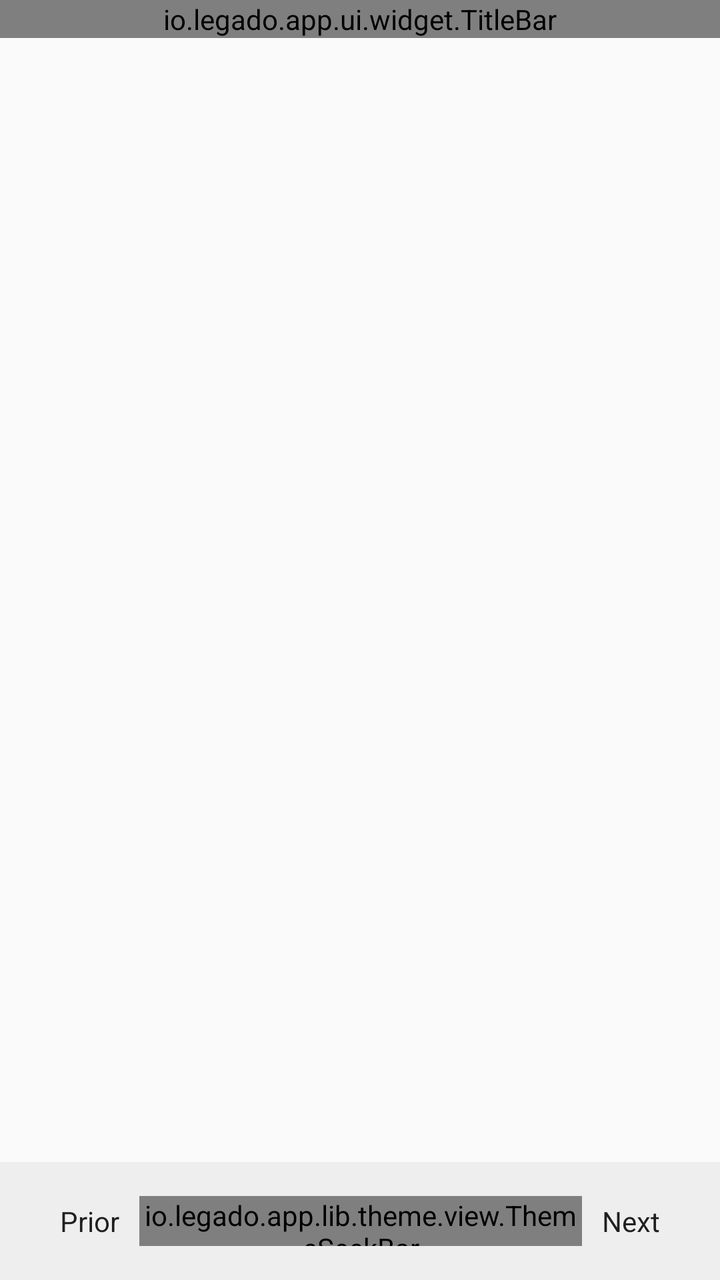
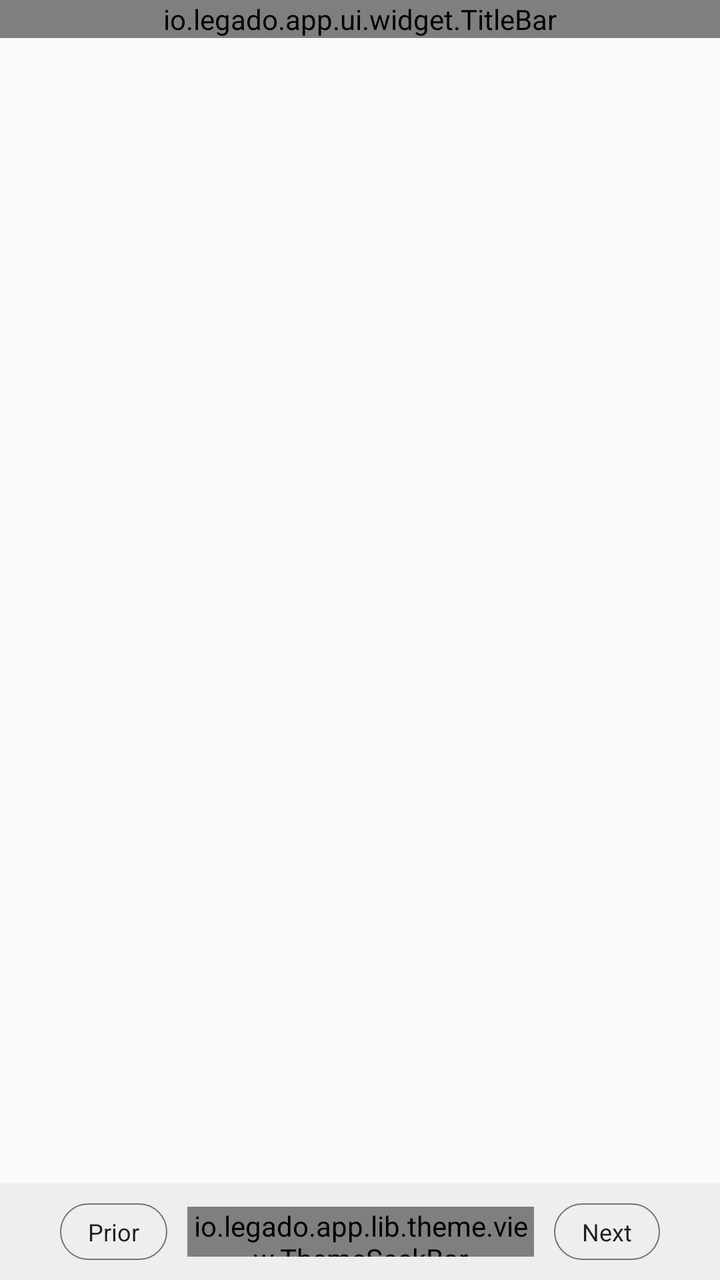

Two renders of the same Android screen: before a commit and after it. Below are the layout's source before the change and the commit's diff.
<!-- AndroidManifest.xml: application theme AppTheme.Light -->
<!-- res/layout/view_manga_menu.xml -->
<?xml version="1.0" encoding="utf-8"?>
<androidx.constraintlayout.widget.ConstraintLayout xmlns:android="http://schemas.android.com/apk/res/android"
    xmlns:app="http://schemas.android.com/apk/res-auto"
    xmlns:tools="http://schemas.android.com/tools"
    android:id="@+id/vw_menu_root"
    android:layout_width="match_parent"
    android:layout_height="match_parent"
    android:orientation="vertical">

    <View
        android:id="@+id/vw_menu_bg"
        android:layout_width="match_parent"
        android:layout_height="match_parent"
        android:contentDescription="@string/content"
        tools:layout_editor_absoluteX="0dp"
        tools:layout_editor_absoluteY="0dp" />

    <io.legado.app.ui.widget.TitleBar
        android:id="@+id/title_bar"
        android:layout_width="match_parent"
        android:layout_height="wrap_content"
        android:theme="?attr/actionBarStyle"
        app:layout_constraintTop_toTopOf="parent">

        <androidx.constraintlayout.widget.ConstraintLayout
            android:id="@+id/title_bar_addition"
            android:layout_width="match_parent"
            android:layout_height="wrap_content">

            <TextView
                android:id="@+id/tv_chapter_name"
                android:layout_width="0dp"
                android:layout_height="wrap_content"
                android:paddingLeft="10dp"
                android:paddingRight="10dp"
                android:singleLine="true"
                android:visibility="gone"
                app:layout_constraintLeft_toLeftOf="parent"
                app:layout_constraintRight_toLeftOf="@+id/tv_source_action"
                app:layout_constraintTop_toTopOf="parent"
                tools:visibility="visible" />

            <TextView
                android:id="@+id/tv_chapter_url"
                android:layout_width="0dp"
                android:layout_height="wrap_content"
                android:paddingLeft="10dp"
                android:paddingRight="10dp"
                android:singleLine="true"
                android:visibility="gone"
                app:layout_constraintLeft_toLeftOf="parent"
                app:layout_constraintRight_toLeftOf="@+id/tv_source_action"
                app:layout_constraintTop_toBottomOf="@+id/tv_chapter_name"
                tools:visibility="visible" />

            <io.legado.app.ui.widget.text.AccentBgTextView
                android:id="@+id/tv_source_action"
                android:layout_width="wrap_content"
                android:layout_height="0dp"
                android:layout_margin="1dp"
                android:gravity="center"
                android:maxWidth="120dp"
                android:paddingLeft="6dp"
                android:paddingRight="6dp"
                android:text="@string/book_source"
                app:layout_constraintBottom_toBottomOf="@+id/tv_chapter_url"
                app:layout_constraintRight_toRightOf="parent"
                app:layout_constraintTop_toTopOf="parent"
                app:radius="2dp"
                tools:visibility="visible" />

        </androidx.constraintlayout.widget.ConstraintLayout>

    </io.legado.app.ui.widget.TitleBar>

    <LinearLayout
        android:id="@+id/bottom_menu"
        android:layout_width="match_parent"
        android:layout_height="wrap_content"
        android:background="@color/background_menu"
        android:importantForAccessibility="no"
        android:orientation="vertical"
        app:layout_constraintBottom_toBottomOf="parent">

        <LinearLayout
            android:layout_width="match_parent"
            android:layout_height="wrap_content"
            android:layout_marginLeft="20dp"
            android:layout_marginTop="10dp"
            android:layout_marginRight="20dp"
            android:layout_marginBottom="10dp"
            android:importantForAccessibility="no"
            android:orientation="horizontal">

            <TextView
                android:id="@+id/tv_pre"
                android:layout_width="wrap_content"
                android:layout_height="wrap_content"
                android:layout_marginStart="10dp"
                android:layout_marginEnd="10dp"
                android:background="?android:attr/selectableItemBackgroundBorderless"
                android:paddingTop="10dp"
                android:paddingBottom="10dp"
                android:text="@string/previous_chapter"
                android:textColor="@color/primaryText"
                android:textSize="14sp"
                tools:ignore="TouchTargetSizeCheck" />

            <io.legado.app.lib.theme.view.ThemeSeekBar
                android:id="@+id/seek_read_page"
                android:layout_width="0dp"
                android:layout_height="25dp"
                android:layout_gravity="center_vertical"
                android:layout_weight="1" />

            <TextView
                android:id="@+id/tv_next"
                android:layout_width="wrap_content"
                android:layout_height="wrap_content"
                android:layout_marginStart="10dp"
                android:layout_marginEnd="10dp"
                android:background="?android:attr/selectableItemBackgroundBorderless"
                android:paddingTop="10dp"
                android:paddingBottom="10dp"
                android:text="@string/next_chapter"
                android:textColor="@color/primaryText"
                android:textSize="14sp"
                tools:ignore="TouchTargetSizeCheck" />
        </LinearLayout>
    </LinearLayout>

</androidx.constraintlayout.widget.ConstraintLayout>
<!-- resources referenced by this layout -->
<resources>
  <color name="background_menu">@color/md_grey_200</color>
  <color name="primaryText">#de000000</color>
  <string name="book_source">Book sources</string>
  <string name="content">Content</string>
  <string name="next_chapter">Next</string>
  <string name="previous_chapter">Prior</string>
  <style name="AppTheme.Light" parent="Base.AppTheme">
          <item name="actionBarStyle">@style/AppTheme.AppBarOverlay.Light</item>
      </style>
  <color name="md_grey_200">#EEEEEE</color>
  <style name="Base.AppTheme" parent="Theme.AppCompat.DayNight.NoActionBar">
          <item name="colorPrimary">@color/primary</item>
          <item name="colorPrimaryDark">@color/primaryDark</item>
          <item name="colorAccent">@color/accent</item>
          <item name="actionOverflowMenuStyle">@style/Style.PopupMenu</item>
          <item name="android:itemTextAppearance">@style/Style.MenuItemText</item>
          <item name="android:popupMenuStyle">@style/Style.PopupMenu</item>
          <item name="android:statusBarColor">@color/transparent</item>
          <item name="android:windowDrawsSystemBarBackgrounds">true</item>
      </style>
  <color name="primary">@color/md_light_blue_600</color>
  <color name="primaryDark">@color/md_light_blue_700</color>
  <color name="accent">@color/md_pink_800</color>
  <color name="transparent">#00000000</color>
  <color name="md_grey_900">#212121</color>
  <color name="md_light_blue_600">#039BE5</color>
  <color name="md_light_blue_700">#0288D1</color>
  <color name="md_pink_800">#AD1457</color>
  <color name="menu_color_default">#383838</color>
  <!-- unchanged entries left out for length: 4 -->
</resources>

<!-- the commit's change to res/layout/view_manga_menu.xml (unified diff, before → after) -->
@@ -98,12 +98,14 @@
                 android:layout_height="wrap_content"
                 android:layout_marginStart="10dp"
                 android:layout_marginEnd="10dp"
-                android:background="?android:attr/selectableItemBackgroundBorderless"
-                android:paddingTop="10dp"
-                android:paddingBottom="10dp"
+                android:background="@drawable/rd2_bg_pill_outline"
+                android:paddingLeft="14dp"
+                android:paddingRight="14dp"
+                android:paddingTop="6dp"
+                android:paddingBottom="6dp"
                 android:text="@string/previous_chapter"
                 android:textColor="@color/primaryText"
-                android:textSize="14sp"
+                android:textSize="12sp"
                 tools:ignore="TouchTargetSizeCheck" />
 
             <io.legado.app.lib.theme.view.ThemeSeekBar
@@ -119,12 +121,14 @@
                 android:layout_height="wrap_content"
                 android:layout_marginStart="10dp"
                 android:layout_marginEnd="10dp"
-                android:background="?android:attr/selectableItemBackgroundBorderless"
-                android:paddingTop="10dp"
-                android:paddingBottom="10dp"
+                android:background="@drawable/rd2_bg_pill_outline"
+                android:paddingLeft="14dp"
+                android:paddingRight="14dp"
+                android:paddingTop="6dp"
+                android:paddingBottom="6dp"
                 android:text="@string/next_chapter"
                 android:textColor="@color/primaryText"
-                android:textSize="14sp"
+                android:textSize="12sp"
                 tools:ignore="TouchTargetSizeCheck" />
         </LinearLayout>
     </LinearLayout>
<!-- resource entries referenced after the edit -->
@@ -2,6 +2,17 @@
 <resources>
   <color name="background_menu">@color/md_grey_200</color>
   <color name="primaryText">#de000000</color>
+  <!-- drawable rd2_bg_pill_outline (drawable) -->
+  <?xml version="1.0" encoding="utf-8"?>
+  <ripple xmlns:android="http://schemas.android.com/apk/res/android"
+      android:color="@color/ink_accent_soft">
+      <item>
+          <shape android:shape="rectangle">
+              <corners android:radius="999dp" />
+              <stroke android:width="0.5dp" android:color="@color/ink_text_sub" />
+          </shape>
+      </item>
+  </ripple>
   <string name="book_source">Book sources</string>
   <string name="content">Content</string>
   <string name="next_chapter">Next</string>
@@ -10,6 +21,8 @@
           <item name="actionBarStyle">@style/AppTheme.AppBarOverlay.Light</item>
       </style>
   <color name="md_grey_200">#EEEEEE</color>
+  <color name="ink_accent_soft">#1AB5452F</color>
+  <color name="ink_text_sub">#7A7166</color>
   <style name="Base.AppTheme" parent="Theme.AppCompat.DayNight.NoActionBar">
           <item name="colorPrimary">@color/primary</item>
           <item name="colorPrimaryDark">@color/primaryDark</item>
@@ -19,16 +32,49 @@
           <item name="android:popupMenuStyle">@style/Style.PopupMenu</item>
           <item name="android:statusBarColor">@color/transparent</item>
           <item name="android:windowDrawsSystemBarBackgrounds">true</item>
+          <item name="alertDialogTheme">@style/ink_AlertDialog</item>
+          <item name="android:divider">@color/ink_line</item>
       </style>
   <color name="primary">@color/md_light_blue_600</color>
   <color name="primaryDark">@color/md_light_blue_700</color>
   <color name="accent">@color/md_pink_800</color>
   <color name="transparent">#00000000</color>
+  <style name="ink_AlertDialog" parent="Theme.AppCompat.DayNight.Dialog.Alert">
+          <item name="android:textColorAlertDialogListItem">@color/ink_text</item>
+          <item name="android:windowBackground">@drawable/ink_bg_dialog</item>
+          <item name="buttonBarButtonStyle">@style/ink_DialogButton</item>
+          <item name="buttonBarPositiveButtonStyle">@style/ink_DialogButton</item>
+          <item name="buttonBarNegativeButtonStyle">@style/ink_DialogButton</item>
+          <item name="buttonBarNeutralButtonStyle">@style/ink_DialogButton</item>
+          <item name="colorAccent">@color/accent</item>
+          <item name="android:textColorPrimary">@color/ink_text</item>
+          <item name="android:textColorSecondary">@color/ink_text_sub</item>
+          <item name="android:colorBackground">@color/ink_card</item>
+      </style>
+  <color name="ink_line">#1F2B2722</color>
   <color name="md_grey_900">#212121</color>
   <color name="md_light_blue_600">#039BE5</color>
   <color name="md_light_blue_700">#0288D1</color>
   <color name="md_pink_800">#AD1457</color>
   <color name="menu_color_default">#383838</color>
+  <color name="ink_text">#2B2722</color>
+  <!-- drawable ink_bg_dialog (drawable) -->
+  <?xml version="1.0" encoding="utf-8"?>
+  <inset xmlns:android="http://schemas.android.com/apk/res/android"
+      android:insetLeft="16dp"
+      android:insetRight="16dp">
+      <shape android:shape="rectangle">
+          <corners android:radius="8dp" />
+          <solid android:color="@color/ink_card" />
+          <stroke android:width="0.5dp" android:color="@color/ink_line" />
+      </shape>
+  </inset>
+  <style name="ink_DialogButton" parent="Widget.AppCompat.Button.ButtonBar.AlertDialog">
+          <item name="android:textColor">@color/accent</item>
+          <item name="android:textSize">14sp</item>
+          <item name="android:textStyle">bold</item>
+      </style>
+  <color name="ink_card">#FFFDF8</color>
   <!-- unchanged entries left out for length: 4 -->
 </resources>
 
